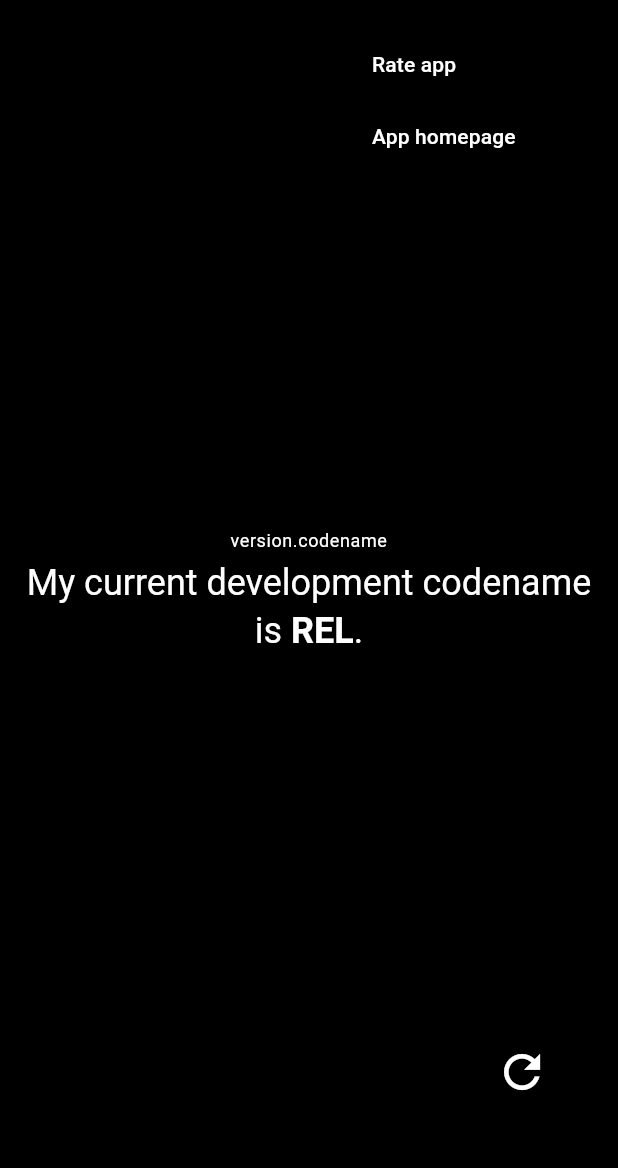
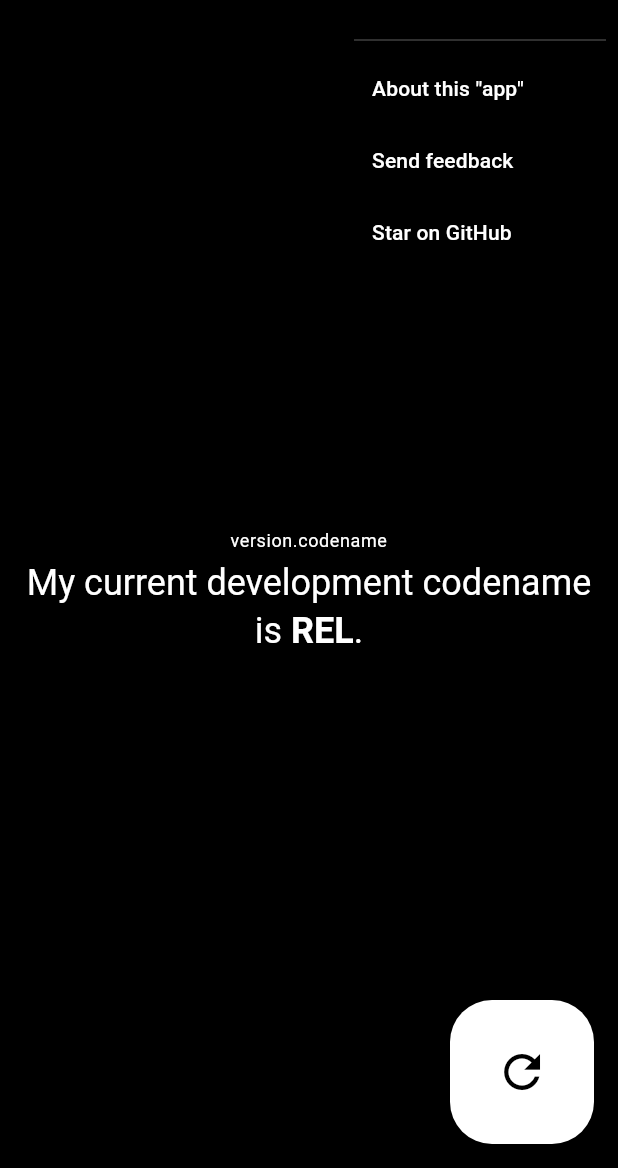
Before and after one commit to aurelitec/hello_world_informed, a Flutter app: the screen it shows after launch, after a tap on the "more vert" icon, on a phone screen of 412 x 824 dp, the part 68-1236 px from its top. Run offline on Flutter 3.47's test engine with Material 3 defaults, Android fonts, the phone set to English and light mode, and no system bars; our stand-ins replace device_info_plus, share_plus.

Commit message:
Update app URLs and actions in the home screen

```diff
--- a/lib/common/app_const.dart
+++ b/lib/common/app_const.dart
@@ -11,7 +11,8 @@ library;
 // Urls
 // -----------------------------------------------------------------------------------------------
 
-const String rateAppUrl =
-    'https://play.google.com/store/apps/details?id=com.appliberated.helloworldselfaware';
+const String feedbackUrl = 'https://www.aurelitec.com/helloworldinformed/feedback/';
+
+const String githubUrl = 'https://github.com/aurelitec/hello_world_informed';
 
 const String appHomeUrl = 'https://www.aurelitec.com/helloworldinformed/';
--- a/lib/common/app_strings.dart
+++ b/lib/common/app_strings.dart
@@ -17,8 +17,9 @@ const String homeScreenTitle = 'Hello, World!';
 const String homeFabTooltip = 'Tap the button to get a random info bit';
 const String homeListTooltip = 'View all info bits';
 const String shareAction = 'Share...';
-const String rateAction = 'Rate app';
-const String appHomeAction = 'App homepage';
+const String aboutAppAction = 'About this "app"';
+const String feedbackAction = 'Send feedback';
+const String starOnGitHubAction = 'Star on GitHub';
 
 // -----------------------------------------------------------------------------------------------
 // Info Bit List Screen
--- a/lib/main.dart
+++ b/lib/main.dart
@@ -33,6 +33,13 @@ class HelloWorldInformedApp extends StatelessWidget {
           onSurface: Colors.white,
         ),
         useMaterial3: true,
+        dividerTheme: DividerThemeData(
+          color: Colors.white.withValues(alpha: 0.25),
+        ),
+        floatingActionButtonTheme: const FloatingActionButtonThemeData(
+          backgroundColor: Colors.white,
+          foregroundColor: Colors.black,
+        ),
       ),
 
       // The home screen of the app.
--- a/lib/screens/home_screen.dart
+++ b/lib/screens/home_screen.dart
@@ -74,14 +74,19 @@ class _HomeScreenState extends State<HomeScreen> {
         Share.share(_infoBit.toString(), subject: app_strings.appName);
         break;
 
-      // Open the Google Play app page to allow the user to rate the app.
-      case _AppBarActions.rate:
-        utils.launchUrlExternal(context, app_const.rateAppUrl);
+      // Open the app home page in the default browser.
+      case _AppBarActions.about:
+        utils.launchUrlExternal(context, app_const.appHomeUrl);
         break;
 
-      // Open the app home page in the default browser.
-      case _AppBarActions.what:
-        utils.launchUrlExternal(context, app_const.appHomeUrl);
+      // Open the app feedback page in the default browser.
+      case _AppBarActions.feedback:
+        utils.launchUrlExternal(context, app_const.feedbackUrl);
+        break;
+
+      // Open the app GitHub page in the default browser.
+      case _AppBarActions.github:
+        utils.launchUrlExternal(context, app_const.githubUrl);
         break;
     }
   }
@@ -110,7 +115,7 @@ class _HomeScreenState extends State<HomeScreen> {
 }
 
 /// The actions available in the app bar.
-enum _AppBarActions { list, share, rate, what }
+enum _AppBarActions { list, share, feedback, github, about }
 
 /// The app bar of the home screen.
 class _AppBar extends StatelessWidget implements PreferredSizeWidget {
@@ -140,13 +145,23 @@ class _AppBar extends StatelessWidget implements PreferredSizeWidget {
               value: _AppBarActions.share,
               child: Text(app_strings.shareAction),
             ),
+            const PopupMenuDivider(),
             const PopupMenuItem<_AppBarActions>(
-              value: _AppBarActions.rate,
-              child: Text(app_strings.rateAction),
+              value: _AppBarActions.about,
+              child: Text(app_strings.aboutAppAction),
+            ),
+            // TODO: re-add the rate action when the app is published on an app store.
+            // const PopupMenuItem<_AppBarActions>(
+            //   value: _AppBarActions.rate,
+            //   child: Text(app_strings.rateAction),
+            // ),
+            const PopupMenuItem<_AppBarActions>(
+              value: _AppBarActions.feedback,
+              child: Text(app_strings.feedbackAction),
             ),
             const PopupMenuItem<_AppBarActions>(
-              value: _AppBarActions.what,
-              child: Text(app_strings.appHomeAction),
+              value: _AppBarActions.github,
+              child: Text(app_strings.starOnGitHubAction),
             ),
           ],
         ),
```
